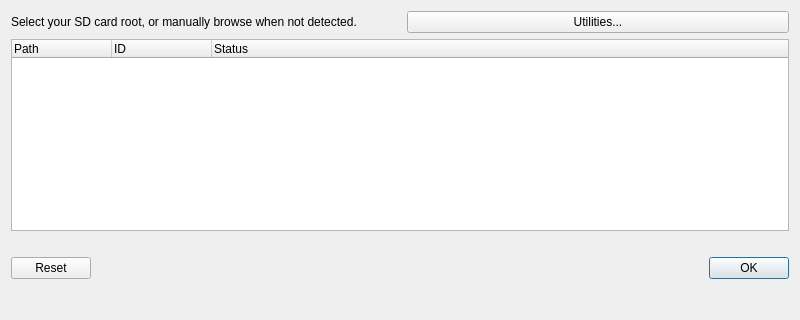
Before: the Qt Designer form src/frontend/main.ui in zhaowenlan1779/threeSD, drawn with Qt 5.
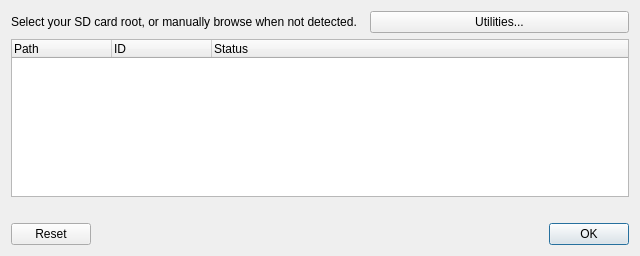
After: the same form once the commit is applied.

Diff of the .ui file:
```diff
--- a/src/frontend/main.ui
+++ b/src/frontend/main.ui
@@ -6,8 +6,8 @@
    <rect>
     <x>0</x>
     <y>0</y>
-    <width>800</width>
-    <height>320</height>
+    <width>640</width>
+    <height>256</height>
    </rect>
   </property>
   <property name="windowTitle">
@@ -79,19 +79,6 @@
      </property>
     </widget>
    </item>
-   <item>
-    <spacer>
-     <property name="orientation">
-      <enum>Qt::Vertical</enum>
-     </property>
-     <property name="sizeHint" stdset="0">
-      <size>
-       <width>0</width>
-       <height>0</height>
-      </size>
-     </property>
-    </spacer>
-   </item>
   </layout>
  </widget>
  <resources/>
```
